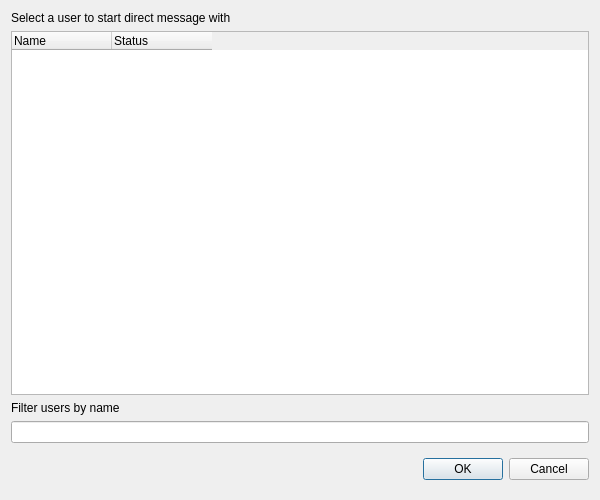
This is sources/channel-tree-dialogs/FilterListDialog.ui in nuclear868/mattermost-qt as Qt 5 draws it before an edit. The edited form follows.
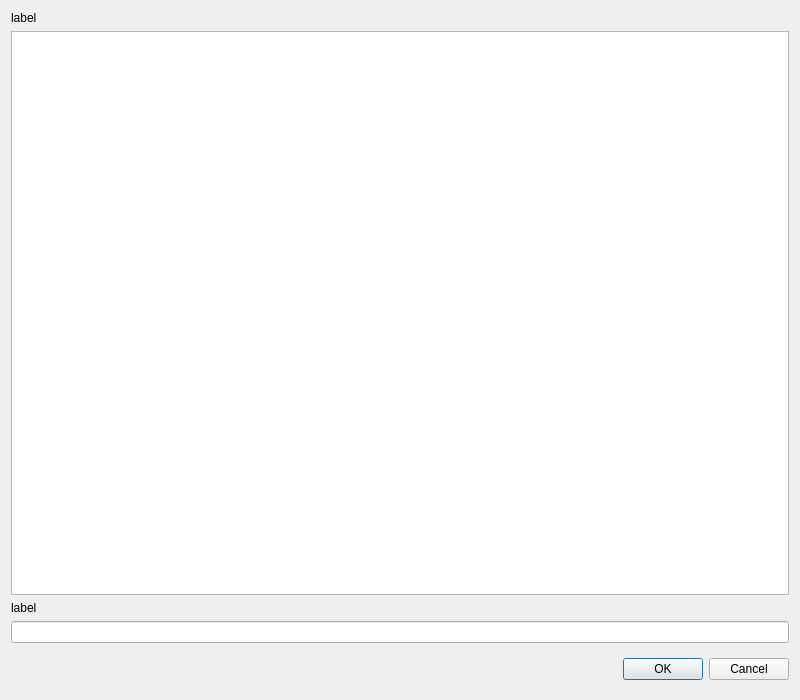
This is the edited form.

Commit message: reworked channel-tree-related dialogs. Replaced QTreeWidget with QTableWidget. Added handling for team members and channel member information - admin roles and last channel viewed time

```diff
--- a/sources/channel-tree-dialogs/FilterListDialog.ui
+++ b/sources/channel-tree-dialogs/FilterListDialog.ui
@@ -6,8 +6,8 @@
    <rect>
     <x>0</x>
     <y>0</y>
-    <width>600</width>
-    <height>500</height>
+    <width>800</width>
+    <height>700</height>
    </rect>
   </property>
   <property name="windowTitle">
@@ -21,7 +21,7 @@
        <item>
         <widget class="QLabel" name="selectUserLabel">
          <property name="text">
-          <string>Select a user to start direct message with</string>
+          <string>label</string>
          </property>
         </widget>
        </item>
@@ -35,32 +35,34 @@
       </layout>
      </item>
      <item>
-      <widget class="QTreeWidget" name="treeWidget">
+      <widget class="QTableWidget" name="tableWidget">
        <property name="contextMenuPolicy">
         <enum>Qt::CustomContextMenu</enum>
        </property>
-       <property name="columnCount">
-        <number>2</number>
+       <property name="editTriggers">
+        <set>QAbstractItemView::NoEditTriggers</set>
        </property>
-       <attribute name="headerStretchLastSection">
+       <property name="alternatingRowColors">
+        <bool>true</bool>
+       </property>
+       <property name="selectionMode">
+        <enum>QAbstractItemView::SingleSelection</enum>
+       </property>
+       <property name="selectionBehavior">
+        <enum>QAbstractItemView::SelectRows</enum>
+       </property>
+       <property name="showGrid">
+        <bool>false</bool>
+       </property>
+       <attribute name="verticalHeaderVisible">
         <bool>false</bool>
        </attribute>
-       <column>
-        <property name="text">
-         <string>Name</string>
-        </property>
-       </column>
-       <column>
-        <property name="text">
-         <string>Status</string>
-        </property>
-       </column>
       </widget>
      </item>
      <item>
       <widget class="QLabel" name="filterUsersLabel">
        <property name="text">
-        <string>Filter users by name</string>
+        <string>label</string>
        </property>
       </widget>
      </item>
```
Left out of the diff: 2 changed lines with no effect on the pictures. The commit also changes 19 other files.
